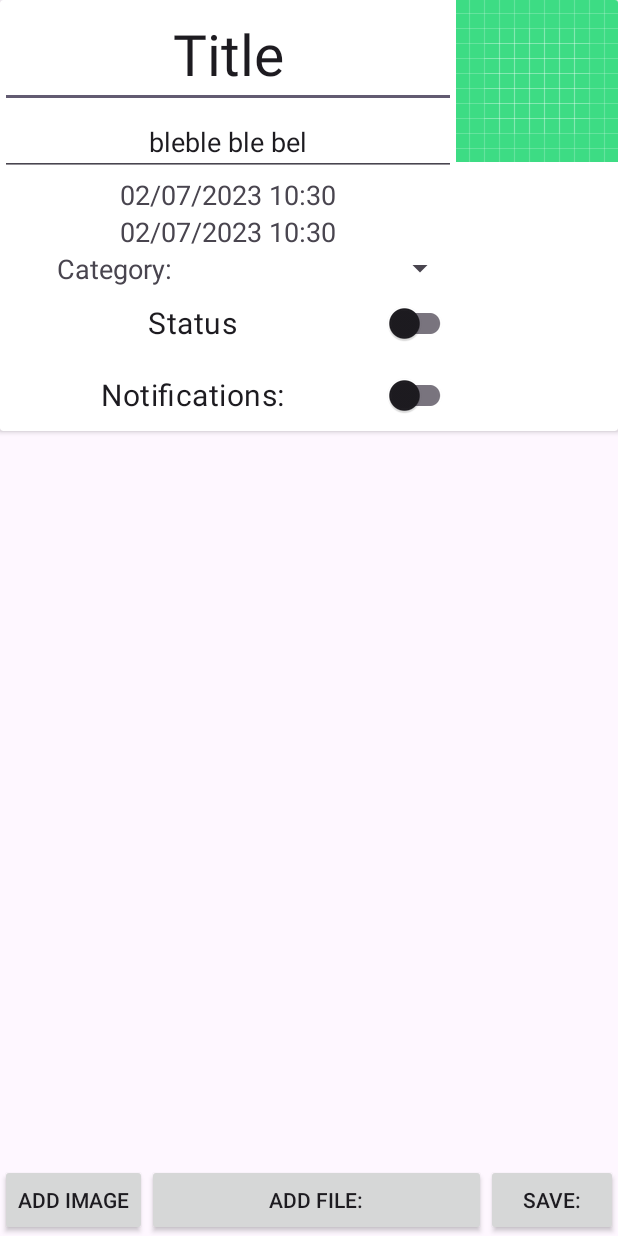
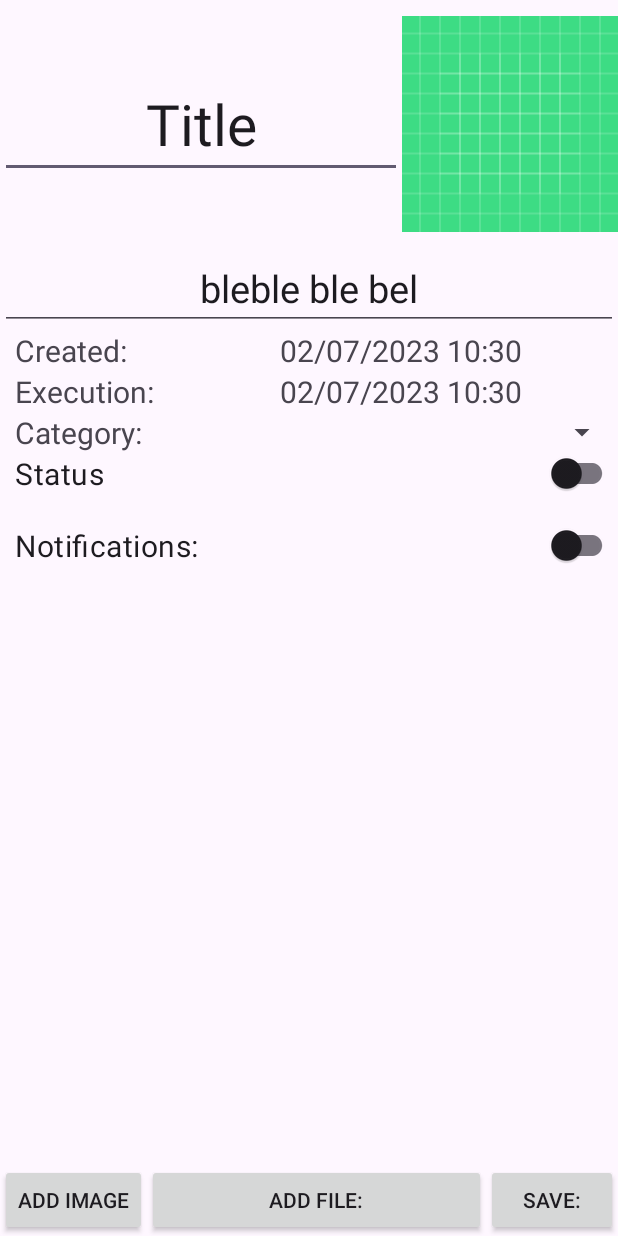
Before and after one commit to KamilCiepluch/ListaTodo, an Android app: the AddTaskActivity screen opened directly, with no data from a screen before it, after a tap on "SAVE:", on a phone screen of 412 x 824 dp. Run offline under Robolectric (Android 15) with nearby library versions, the phone set to English and light mode, and no system bars; 4 statements that could not run were skipped.

Commit message:
Add Notifications class

```diff
--- a/app/build.gradle
+++ b/app/build.gradle
@@ -36,4 +36,5 @@ dependencies {
     testImplementation 'junit:junit:4.13.2'
     androidTestImplementation 'androidx.test.ext:junit:1.1.5'
     androidTestImplementation 'androidx.test.espresso:espresso-core:3.5.1'
+    implementation 'androidx.work:work-runtime:2.7.0'
 }
--- a/app/src/main/AndroidManifest.xml
+++ b/app/src/main/AndroidManifest.xml
@@ -2,6 +2,7 @@
 <manifest xmlns:android="http://schemas.android.com/apk/res/android"
     xmlns:tools="http://schemas.android.com/tools">
 
+    <uses-permission android:name="android.permission.POST_NOTIFICATIONS" />
     <uses-permission android:name="android.permission.READ_EXTERNAL_STORAGE" />
     <uses-permission android:name="android.permission.READ_MEDIA_IMAGES" />
     <uses-permission android:name="android.permission.ACTION_OPEN_DOCUMENT" />
--- a/app/src/main/java/com/example/listapplication_final/AddTaskActivity.java
+++ b/app/src/main/java/com/example/listapplication_final/AddTaskActivity.java
@@ -1,13 +1,19 @@
 package com.example.listapplication_final;
 
 import android.app.Activity;
+import android.app.AlarmManager;
 import android.app.DatePickerDialog;
+import android.app.NotificationChannel;
+import android.app.NotificationManager;
+import android.app.PendingIntent;
 import android.app.TimePickerDialog;
+import android.content.Context;
 import android.content.Intent;
 import android.graphics.Bitmap;
 import android.icu.text.SimpleDateFormat;
 import android.icu.util.Calendar;
 import android.net.Uri;
+import android.os.Build;
 import android.os.Bundle;
 import android.provider.MediaStore;
 import android.view.View;
@@ -24,6 +30,7 @@ import android.widget.TimePicker;
 
 import androidx.annotation.Nullable;
 import androidx.appcompat.widget.SwitchCompat;
+import androidx.core.app.NotificationManagerCompat;
 import androidx.recyclerview.widget.RecyclerView;
 
 import java.io.ByteArrayOutputStream;
@@ -157,6 +164,13 @@ public class AddTaskActivity extends Activity {
             long id = database.addData(dataModel);
             database.addAttachments(items, id );
             database.close();
+
+            NotificationHelper notificationHelper = new NotificationHelper(this);
+            notificationHelper.scheduleNotification("Powiadomienie0", "Treść powiadomienia",10 *1000,0);
+
+
+
+
         });
     }
 
@@ -198,4 +212,5 @@ public class AddTaskActivity extends Activity {
             }
         }
     }
+
 }
--- /dev/null
+++ b/app/src/main/java/com/example/listapplication_final/NotificationHelper.java
@@ -0,0 +1,82 @@
+package com.example.listapplication_final;
+
+
+
+import android.app.NotificationChannel;
+import android.app.NotificationManager;
+import android.content.Context;
+import android.os.Build;
+
+import androidx.core.app.NotificationCompat;
+import androidx.work.Data;
+import androidx.work.OneTimeWorkRequest;
+import androidx.work.WorkManager;
+
+import java.util.concurrent.TimeUnit;
+
+public class NotificationHelper {
+    private static final String CHANNEL_ID = "your_channel_id";
+    private static final String CHANNEL_NAME = "Your Channel Name";
+    private static final String CHANNEL_DESCRIPTION = "Your Channel Description";
+    private static final int NOTIFICATION_ID = 1;
+
+    private Context context;
+
+    public NotificationHelper(Context context) {
+        this.context = context;
+        createNotificationChannel();
+    }
+
+    private void createNotificationChannel() {
+        if (Build.VERSION.SDK_INT >= Build.VERSION_CODES.O) {
+            NotificationChannel channel = new NotificationChannel(
+                    CHANNEL_ID,
+                    CHANNEL_NAME,
+                    NotificationManager.IMPORTANCE_DEFAULT);
+            channel.setDescription(CHANNEL_DESCRIPTION);
+
+            NotificationManager manager = context.getSystemService(NotificationManager.class);
+            manager.createNotificationChannel(channel);
+        }
+    }
+
+    public NotificationCompat.Builder getNotificationBuilder(String title, String message) {
+        return new NotificationCompat.Builder(context, CHANNEL_ID)
+                .setSmallIcon(R.drawable.attachment_icon)
+                .setContentTitle(title)
+                .setContentText(message)
+                .setPriority(NotificationCompat.PRIORITY_DEFAULT)
+                .setAutoCancel(true);
+    }
+
+    public void notify(NotificationCompat.Builder builder, int notificationId) {
+        NotificationManager notificationManager = (NotificationManager) context.getSystemService(Context.NOTIFICATION_SERVICE);
+        notificationManager.notify(notificationId, builder.build());
+    }
+
+    public void scheduleNotification(String title, String message, long delayMillis, int notificationId) {
+        Data inputData = new Data.Builder()
+                .putString("title", title)
+                .putString("message", message)
+                .putLong("delayMillis",delayMillis)
+                .putInt("notificationId", notificationId)
+                .build();
+
+        OneTimeWorkRequest workRequest = new OneTimeWorkRequest.Builder(NotificationWorker.class)
+                .setInitialDelay(delayMillis, TimeUnit.MILLISECONDS)
+                .setInputData(inputData)
+                .build();
+
+        WorkManager.getInstance(context).enqueue(workRequest);
+    }
+    public void cancelNotification(int notificationId) {
+        WorkManager.getInstance(context).cancelAllWorkByTag(String.valueOf(notificationId));
+    }
+
+    public void showNotification(String title, String message, int notificationId) {
+        NotificationCompat.Builder builder = getNotificationBuilder(title, message);
+        notify(builder, notificationId);
+    }
+
+
+}
--- a/app/src/main/res/layout/row_details.xml
+++ b/app/src/main/res/layout/row_details.xml
@@ -1,29 +1,41 @@
 <?xml version="1.0" encoding="utf-8"?>
-<androidx.constraintlayout.widget.ConstraintLayout
-    xmlns:android="http://schemas.android.com/apk/res/android"
+<androidx.constraintlayout.widget.ConstraintLayout xmlns:android="http://schemas.android.com/apk/res/android"
     xmlns:app="http://schemas.android.com/apk/res-auto"
     xmlns:tools="http://schemas.android.com/tools"
     android:layout_width="match_parent"
     android:layout_height="match_parent">
 
-    <androidx.cardview.widget.CardView
-        android:layout_width="match_parent"
-        android:layout_height="wrap_content"
-        app:layout_constraintTop_toTopOf="parent">
+    <androidx.constraintlayout.widget.Guideline
+        android:id="@+id/verticalGuideline0"
+        android:layout_width="wrap_content"
+        android:layout_height="match_parent"
+        android:orientation="vertical"
+        app:layout_constraintGuide_percent="0.3" />
 
-        <androidx.constraintlayout.widget.ConstraintLayout
-            android:layout_width="match_parent"
-            android:layout_height="match_parent">
+    <androidx.constraintlayout.widget.Guideline
+        android:id="@+id/verticalGuideline"
+        android:layout_width="wrap_content"
+        android:layout_height="match_parent"
+        android:orientation="vertical"
+        app:layout_constraintGuide_percent="0.65" />
+
+
+    <androidx.constraintlayout.widget.Guideline
+        android:id="@+id/horizontalGuideline"
+        android:layout_width="wrap_content"
+        android:layout_height="match_parent"
+        android:orientation="horizontal"
+        app:layout_constraintGuide_percent="0.2" />
 
     <ImageView
         android:id="@+id/imageView"
-                android:layout_width="wrap_content"
-                android:layout_height="wrap_content"
+        android:layout_width="0dp"
+        android:layout_height="0dp"
         app:layout_constraintEnd_toEndOf="parent"
         app:layout_constraintTop_toTopOf="parent"
-                tools:srcCompat="@tools:sample/avatars"
-
-                />
+        app:layout_constraintStart_toEndOf="@+id/verticalGuideline"
+        app:layout_constraintBottom_toTopOf="@+id/horizontalGuideline"
+        tools:srcCompat="@tools:sample/avatars" />
 
     <EditText
         android:id="@+id/title"
@@ -31,9 +43,11 @@
         android:layout_height="wrap_content"
         android:gravity="center"
         android:text="@string/title"
+        android:maxLines="2"
         android:textSize="38sp"
-                app:layout_constraintBottom_toTopOf="@id/description"
-                app:layout_constraintEnd_toStartOf="@+id/imageView"
+        android:autoSizeTextType="uniform"
+        app:layout_constraintBottom_toTopOf="@id/horizontalGuideline"
+        app:layout_constraintEnd_toStartOf="@+id/verticalGuideline"
         app:layout_constraintStart_toStartOf="parent"
         app:layout_constraintTop_toTopOf="parent" />
 
@@ -43,10 +57,23 @@
         android:layout_height="wrap_content"
         android:gravity="center"
         android:text="@string/description"
-                android:textSize="18sp"
-                app:layout_constraintEnd_toStartOf="@+id/imageView"
+        android:textSize="25sp"
+        app:layout_constraintEnd_toEndOf="parent"
         app:layout_constraintStart_toStartOf="parent"
-                app:layout_constraintTop_toBottomOf="@+id/title" />
+        app:layout_constraintTop_toBottomOf="@+id/horizontalGuideline" />
+
+
+    <TextView
+        android:id="@+id/creation_time_Label"
+        android:layout_width="0dp"
+        android:layout_height="wrap_content"
+        android:gravity="start"
+        android:layout_marginStart="10dp"
+        android:text="@string/creation_timeLabel"
+        android:textSize="20sp"
+        app:layout_constraintEnd_toStartOf="@+id/verticalGuideline0"
+        app:layout_constraintStart_toStartOf="parent"
+        app:layout_constraintTop_toBottomOf="@id/description" />
 
     <TextView
         android:id="@+id/creation_time"
@@ -54,10 +81,24 @@
         android:layout_height="wrap_content"
         android:gravity="center"
         android:text="@string/creation_time"
-                android:textSize="18sp"
-                app:layout_constraintEnd_toStartOf="@+id/imageView"
+        android:textSize="20sp"
+        app:layout_constraintEnd_toEndOf="parent"
+        app:layout_constraintStart_toEndOf="@id/creation_time_Label"
+        app:layout_constraintTop_toBottomOf="@id/description" />
+
+
+    <TextView
+        android:id="@+id/execution_time_Label"
+        android:layout_width="0dp"
+        android:layout_height="wrap_content"
+        android:gravity="start"
+        android:layout_marginStart="10sp"
+        android:text="@string/execution_timeLabel"
+        android:textSize="20sp"
+        app:layout_constraintEnd_toStartOf="@+id/verticalGuideline0"
         app:layout_constraintStart_toStartOf="parent"
-                app:layout_constraintTop_toBottomOf="@id/description" />
+        app:layout_constraintTop_toBottomOf="@id/creation_time_Label" />
+
 
     <TextView
         android:id="@+id/execution_time"
@@ -65,80 +106,84 @@
         android:layout_height="wrap_content"
         android:gravity="center"
         android:text="@string/execution_time"
-                android:textSize="18sp"
-                app:layout_constraintEnd_toStartOf="@+id/imageView"
-                app:layout_constraintStart_toStartOf="parent"
-                app:layout_constraintTop_toBottomOf="@+id/creation_time" />
+        android:textSize="20sp"
+        app:layout_constraintEnd_toEndOf="parent"
+        app:layout_constraintStart_toEndOf="@id/verticalGuideline0"
+
+        app:layout_constraintTop_toBottomOf="@+id/creation_time"
+
+        />
 
 
     <TextView
         android:id="@+id/category"
         android:layout_width="0dp"
         android:layout_height="wrap_content"
-                android:gravity="center"
+        android:gravity="start"
+        android:layout_marginStart="10sp"
         android:text="@string/category"
-                android:textSize="18sp"
-                app:layout_constraintEnd_toStartOf="@+id/categorySpinner"
+        android:textSize="20sp"
+        app:layout_constraintEnd_toStartOf="@+id/verticalGuideline0"
         app:layout_constraintStart_toStartOf="parent"
         app:layout_constraintTop_toBottomOf="@+id/execution_time" />
 
     <Spinner
         android:id="@+id/categorySpinner"
         android:layout_width="0dp"
-                android:layout_height="wrap_content"
-                android:gravity="center"
-                android:textSize="18sp"
-                app:layout_constraintEnd_toStartOf="@+id/imageView"
-                app:layout_constraintStart_toEndOf="@id/category"
-                app:layout_constraintTop_toBottomOf="@+id/execution_time" />
+        android:layout_height="0dp"
+        android:textSize="20sp"
+        android:gravity="center_horizontal"
+        app:layout_constraintEnd_toEndOf="parent"
+        app:layout_constraintStart_toEndOf="@id/verticalGuideline0"
+        app:layout_constraintTop_toBottomOf="@+id/execution_time"
+        app:layout_constraintBottom_toBottomOf="@+id/category" />
 
     <androidx.appcompat.widget.SwitchCompat
         android:id="@+id/status"
         android:layout_width="0dp"
         android:layout_height="wrap_content"
-                android:gravity="center"
+        android:gravity="start"
+        android:layout_marginStart="10sp"
         android:text="@string/statusLabel"
         android:textSize="20sp"
-                app:layout_constraintEnd_toStartOf="@+id/imageView"
+        app:layout_constraintEnd_toEndOf="parent"
         app:layout_constraintStart_toStartOf="parent"
         app:layout_constraintTop_toBottomOf="@+id/category" />
+
 
     <androidx.appcompat.widget.SwitchCompat
         android:id="@+id/notifications"
         android:layout_width="0dp"
         android:layout_height="wrap_content"
-                android:gravity="center"
+        android:gravity="start"
+        android:layout_marginStart="10sp"
         android:text="@string/notifications"
         android:textSize="20sp"
-                app:layout_constraintBottom_toBottomOf="parent"
-                app:layout_constraintEnd_toStartOf="@+id/imageView"
+
+        app:layout_constraintEnd_toEndOf="parent"
+        app:layout_constraintHorizontal_bias="0.0"
         app:layout_constraintStart_toStartOf="parent"
         app:layout_constraintTop_toBottomOf="@+id/status" />
-
 
     <ListView
         android:id="@+id/attachments"
         android:layout_width="0dp"
         android:layout_height="0dp"
-                app:layout_constraintBottom_toBottomOf="parent"
+        app:layout_constraintBottom_toTopOf="@+id/addImageButton"
         app:layout_constraintEnd_toEndOf="parent"
-                app:layout_constraintStart_toStartOf="@+id/imageView"
-                app:layout_constraintTop_toBottomOf="@+id/imageView" />
-
-        </androidx.constraintlayout.widget.ConstraintLayout>
-    </androidx.cardview.widget.CardView>
-
+        app:layout_constraintStart_toStartOf="parent"
+        app:layout_constraintTop_toBottomOf="@+id/notifications"
+        app:layout_constraintVertical_bias="0.0" />
 
     <Button
         android:id="@+id/addImageButton"
         android:layout_width="0dp"
         android:layout_height="wrap_content"
+        android:maxLines="1"
         android:text="@string/addImageButton"
-        android:maxLines="1"
         app:autoSizeTextType="uniform"
         app:layout_constraintBottom_toBottomOf="parent"
-        app:layout_constraintStart_toStartOf="parent"
-        />
+        app:layout_constraintStart_toStartOf="parent" />
 
 
     <Button
@@ -154,13 +199,12 @@
         app:layout_constraintStart_toEndOf="@+id/addImageButton" />
 
 
-
     <Button
         android:id="@+id/saveButton"
         android:layout_width="0dp"
         android:layout_height="wrap_content"
+        android:maxLines="1"
         android:text="@string/save"
-        android:maxLines="1"
         app:autoSizeTextType="uniform"
         app:layout_constraintBottom_toBottomOf="parent"
         app:layout_constraintEnd_toEndOf="parent" />
--- a/app/src/main/res/values/strings.xml
+++ b/app/src/main/res/values/strings.xml
@@ -17,4 +17,6 @@
     <string name="statusN"> active</string>
     <string name="notificationsOn"> on </string>
     <string name="notificationsOff"> off </string>
+    <string name="hide_finished"> hide finished tasks </string>
+    <string name="notifications_time"> Notification time </string>
 </resources>
```
Also changed, not shown: app/src/main/java/com/example/listapplication_final/NotificationWorker.java (added, +38 -0 lines), app/src/main/res/layout/menu.xml (+42 -4 lines). Lines whose indentation alone changed are shown as unchanged.
